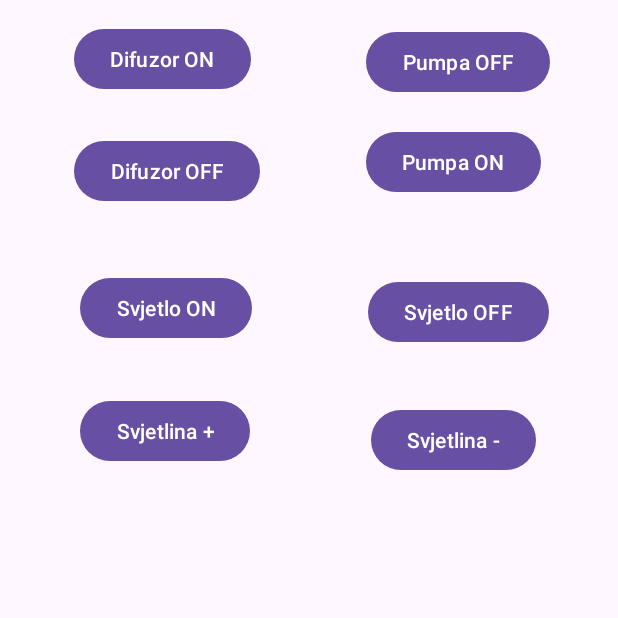
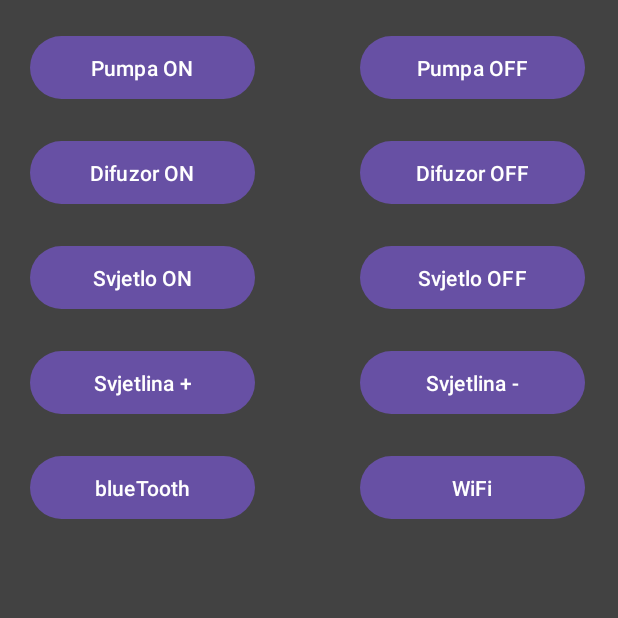
Before and after one commit to dodizej/terarij, an Android app built with Jetpack Compose: the MainActivity2 screen opened directly, with no data from a screen before it, on a phone screen of 412 x 824 dp, the top half of it. Run offline under Robolectric (Android 15) with nearby library versions, the phone set to English and light mode, and no system bars.

Commit message:
refs #2 fixed
Fixed

```diff
--- a/android_app/app/src/main/java/com/example/primjer/MainActivity2.java
+++ b/android_app/app/src/main/java/com/example/primjer/MainActivity2.java
@@ -2,12 +2,14 @@ package com.example.primjer;
 
 import androidx.appcompat.app.AppCompatActivity;
 
+import android.content.Intent;
 import android.os.Bundle;
 import android.view.View;
 import android.widget.Button;
 
 public class MainActivity2 extends AppCompatActivity {
     private Button pumpaON,pumpaOFF,difuzorOn,difuzorOff,SvjetloOn,SvjetloOff,SvjetlinaGore,SvjetlinaDolje;
+    private Button wifiButton,bluetoothButton;
 
     @Override
     protected void onCreate(Bundle savedInstanceState) {
@@ -21,6 +23,9 @@ public class MainActivity2 extends AppCompatActivity {
         SvjetloOff=(Button) findViewById(R.id.SvjetloOFF);
         SvjetlinaDolje=(Button) findViewById(R.id.SvjetlinaDolje);
         SvjetlinaGore=(Button) findViewById(R.id.SvjetlinaGore);
+        wifiButton=(Button) findViewById(R.id.toWifi);
+        bluetoothButton=(Button) findViewById(R.id.toBlueTooth);
+
         pumpaON.setOnClickListener(new View.OnClickListener() {
             @Override
             public void onClick(View view) {
@@ -30,7 +35,6 @@ public class MainActivity2 extends AppCompatActivity {
         pumpaOFF.setOnClickListener(new View.OnClickListener() {
             @Override
             public void onClick(View view) {
-
             }
         });
         difuzorOn.setOnClickListener(new View.OnClickListener() {
@@ -69,10 +73,26 @@ public class MainActivity2 extends AppCompatActivity {
 
             }
         });
-
-
-
-
+        wifiButton.setOnClickListener(new View.OnClickListener() {
+            @Override
+            public void onClick(View view) {
+                prebacinawifi();
+            }
+        });
+        bluetoothButton.setOnClickListener(new View.OnClickListener() {
+            @Override
+            public void onClick(View view) {
+                prebacinabluetooth();
+            }
+        });
 
     }
+    private void prebacinawifi(){
+        Intent intentWiFi=new Intent(MainActivity2.this, WiFiActivity.class);
+        startActivity(intentWiFi);
+    }
+    private void prebacinabluetooth(){
+        Intent intentBlueTooth=new Intent(MainActivity2.this,BlueToothActivity.class);
+        startActivity(intentBlueTooth);
+    }
 }
--- /dev/null
+++ b/android_app/app/src/main/res/drawable/custom_button.xml
@@ -0,0 +1,6 @@
+<?xml version="1.0" encoding="utf-8"?>
+<shape xmlns:android="http://schemas.android.com/apk/res/android" android:shape="rectangle">
+<stroke android:color="#66F9B0" android:width="1dp"/>
+<corners android:radius="5dp"/>
+
+</shape>
--- a/android_app/app/src/main/res/layout/activity_main2.xml
+++ b/android_app/app/src/main/res/layout/activity_main2.xml
@@ -4,82 +4,103 @@
     android:layout_height="match_parent"
     xmlns:tools="http://schemas.android.com/tools"
     android:orientation="vertical"
-    tools:context=".MainActivity2">
+    tools:context=".MainActivity2"
+    android:background="@color/cardview_dark_background"
+
     >
     <Button
-        android:id="@+id/pumpaON"
-        android:layout_width="wrap_content"
-        android:layout_height="wrap_content"
-        android:layout_alignParentStart="true"
-        android:layout_alignParentTop="true"
-        android:layout_marginStart="244dp"
-        android:layout_marginTop="84dp"
-        android:text="Pumpa ON" />
+        android:id="@+id/difuzorOff"
+        android:text="Difuzor OFF"
+        android:layout_width="150dp"
+        android:layout_height="50dp"
+        android:layout_marginTop="20dp"
+        android:layout_marginRight="20dp"
+        android:layout_marginLeft="240dp"
+        android:layout_below="@id/pumpaON"
+        />
+
     <Button
         android:id="@+id/pumpaOff"
-        android:layout_width="wrap_content"
-        android:layout_height="wrap_content"
-        android:layout_alignParentStart="true"
-        android:layout_alignParentTop="true"
-        android:layout_marginStart="244dp"
-        android:layout_marginTop="17dp"
+        android:layout_width="150dp"
+        android:layout_height="50dp"
+        android:layout_marginTop="20dp"
+        android:layout_marginRight="20dp"
+        android:layout_marginLeft="240dp"
         android:text="Pumpa OFF" />
-    <Button
-        android:id="@+id/difuzorOff"
-        android:layout_width="wrap_content"
-        android:layout_height="wrap_content"
-        android:layout_alignParentStart="true"
-        android:layout_alignParentTop="true"
-        android:layout_marginStart="49dp"
-        android:layout_marginTop="90dp"
-        android:text="Difuzor OFF" />
+
     <Button
         android:id="@+id/difuzorON"
-        android:layout_width="wrap_content"
-        android:layout_height="wrap_content"
-        android:layout_alignParentStart="true"
-        android:layout_alignParentTop="true"
-        android:layout_marginStart="49dp"
-        android:layout_marginTop="15dp"
-        android:text="Difuzor ON" />
+        android:text="Difuzor ON"
+        android:layout_width="150dp"
+        android:layout_height="50dp"
+        android:layout_below="@+id/pumpaON"
+        android:layout_marginTop="20dp"
+        android:layout_marginLeft="20dp"
+         />
+    <Button
+        android:id="@+id/pumpaON"
+        android:text="Pumpa ON"
+        android:layout_width="150dp"
+        android:layout_height="50dp"
+        android:layout_marginTop="20dp"
+        android:layout_marginLeft="20dp"
+         />
 
     <Button
         android:id="@+id/SvjetloON"
-        android:layout_width="wrap_content"
-        android:layout_height="wrap_content"
-        android:layout_alignParentStart="true"
-        android:layout_alignParentTop="true"
-        android:layout_marginStart="53dp"
-        android:layout_marginTop="181dp"
+        android:layout_width="150dp"
+        android:layout_height="50dp"
+        android:layout_marginTop="20dp"
+        android:layout_marginLeft="20dp"
+        android:layout_below="@id/difuzorON"
         android:text="Svjetlo ON" />
 
     <Button
         android:id="@+id/SvjetloOFF"
-        android:layout_width="wrap_content"
-        android:layout_height="wrap_content"
-        android:layout_alignParentStart="true"
-        android:layout_alignParentTop="true"
-        android:layout_marginStart="245dp"
-        android:layout_marginTop="184dp"
+        android:layout_width="150dp"
+        android:layout_height="50dp"
+        android:layout_marginTop="20dp"
+        android:layout_marginRight="20dp"
+        android:layout_marginLeft="240dp"
+        android:layout_below="@id/difuzorON"
         android:text="Svjetlo OFF" />
 
     <Button
         android:id="@+id/SvjetlinaGore"
-        android:layout_width="wrap_content"
-        android:layout_height="wrap_content"
-        android:layout_alignParentStart="true"
-        android:layout_alignParentTop="true"
-        android:layout_marginStart="53dp"
-        android:layout_marginTop="263dp"
+        android:layout_width="150dp"
+        android:layout_height="50dp"
+        android:layout_marginTop="20dp"
+        android:layout_marginLeft="20dp"
+        android:layout_below="@id/SvjetloON"
         android:text="Svjetlina +" />
 
     <Button
         android:id="@+id/SvjetlinaDolje"
-        android:layout_width="wrap_content"
-        android:layout_height="wrap_content"
-        android:layout_alignParentStart="true"
-        android:layout_alignParentTop="true"
-        android:layout_marginStart="247dp"
-        android:layout_marginTop="269dp"
+        android:layout_width="150dp"
+        android:layout_height="50dp"
+        android:layout_marginTop="20dp"
+        android:layout_marginRight="20dp"
+        android:layout_marginLeft="240dp"
+        android:layout_below="@id/SvjetloOFF"
         android:text="Svjetlina -" />
+    <Button
+        android:id="@+id/toBlueTooth"
+        android:layout_width="150dp"
+        android:layout_height="50dp"
+        android:layout_marginTop="20dp"
+        android:layout_marginLeft="20dp"
+        android:layout_below="@id/SvjetlinaGore"
+        android:text="blueTooth" />
+
+    <Button
+        android:id="@+id/toWifi"
+        android:layout_width="150dp"
+        android:layout_height="50dp"
+        android:layout_marginTop="20dp"
+        android:layout_marginRight="20dp"
+        android:layout_marginLeft="240dp"
+        android:layout_below="@id/SvjetlinaDolje"
+        android:text="WiFi" />
+
+
 </RelativeLayout>
--- a/android_app/app/src/main/res/values/strings.xml
+++ b/android_app/app/src/main/res/values/strings.xml
@@ -43,4 +43,5 @@
         libero vel nunc consequat, quis tincidunt nisl eleifend. Cras bibendum enim a justo luctus
         vestibulum. Fusce dictum libero quis erat maximus, vitae volutpat diam dignissim.
     </string>
+    <string name="title_activity_main">MainActivity</string>
 </resources>
```
Also changed, not shown: android_app/app/src/main/AndroidManifest.xml (+29 -0 lines), android_app/app/src/main/java/com/example/primjer/BlueToothActivity.java (added, +52 -0 lines), android_app/app/src/main/java/com/example/primjer/WiFiActivity.java (added, +48 -0 lines), android_app/app/src/main/res/layout/activity_blue_tooth.xml (added, +48 -0 lines), android_app/app/src/main/res/layout/activity_wi_fi.xml (added, +86 -0 lines), android_app/app/src/main/res/navigation/nav_graph2.xml (added, +28 -0 lines).
